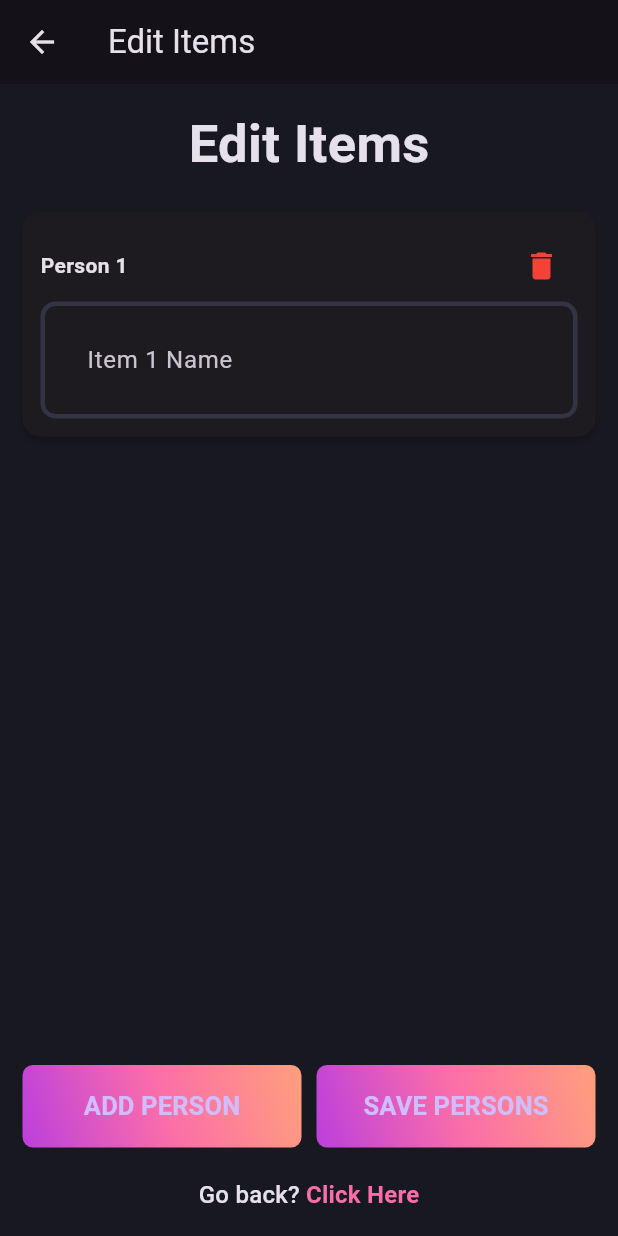
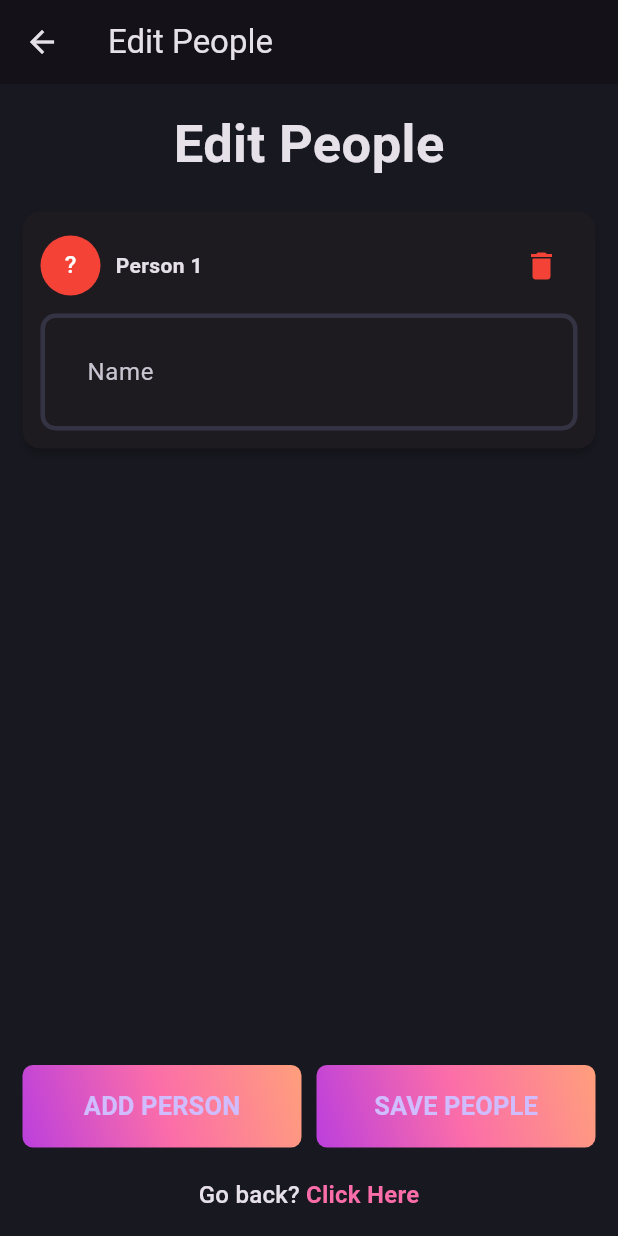
Before and after one commit to pabsromo/money_matcher, a Flutter app: the PersonPage screen opened directly with empty values, after a tap on "ADD PERSON", on a phone screen of 412 x 824 dp. Run offline on Flutter 3.47's test engine with Material 3 defaults, Android fonts, the phone set to English and light mode, and no system bars.

Commit message:
Added item-person matching and person bubbles

```diff
--- a/lib/features/domain/entities/Person.dart
+++ b/lib/features/domain/entities/Person.dart
@@ -1,5 +1,11 @@
+import 'package:flutter/material.dart';
+
 class Person {
   final String name;
+  final Color color;
 
-  Person({required this.name});
+  Person({
+    required this.name,
+    required this.color,
+  });
 }
--- a/lib/features/presentation/edit/pages/person_page.dart
+++ b/lib/features/presentation/edit/pages/person_page.dart
@@ -1,9 +1,7 @@
 import 'package:flutter/material.dart';
 import 'package:money_matcher/features/presentation/edit/widgets/edit_gradient_button.dart';
 import 'package:money_matcher/features/presentation/edit/widgets/edit_field.dart';
-
 import '../../../../core/theme/app_pallete.dart';
-
 import '../../../domain/entities/Person.dart';
 
 class PersonPage extends StatefulWidget {
@@ -20,13 +18,35 @@ class PersonPage extends StatefulWidget {
 class _PersonPageState extends State<PersonPage> {
   final formKey = GlobalKey<FormState>();
   late List<TextEditingController> nameControllers;
+  late List<Color> personColors;
+
+  final List<Color> availableColors = [
+    Colors.red,
+    Colors.blue,
+    Colors.green,
+    Colors.orange,
+    Colors.purple,
+    Colors.teal,
+    Colors.brown,
+    Colors.indigo,
+    Colors.pink,
+    Colors.cyan,
+  ];
 
   @override
   void initState() {
     super.initState();
+
     nameControllers = widget.persons
         .map((person) => TextEditingController(text: person.name))
         .toList();
+
+    personColors = widget.persons.map((p) => p.color).toList();
+
+    // Assign default color if any are missing
+    for (int i = personColors.length; i < nameControllers.length; i++) {
+      personColors.add(_getNextColor());
+    }
   }
 
   @override
@@ -37,11 +57,18 @@ class _PersonPageState extends State<PersonPage> {
     super.dispose();
   }
 
+  Color _getNextColor() {
+    return availableColors[personColors.length % availableColors.length];
+  }
+
   void _savePersons() {
     if (formKey.currentState?.validate() ?? false) {
       final updatedPersons = List.generate(
         nameControllers.length,
-        (i) => Person(name: nameControllers[i].text),
+        (i) => Person(
+          name: nameControllers[i].text,
+          color: personColors[i],
+        ),
       );
       Navigator.pop(context, updatedPersons);
     }
@@ -50,6 +77,7 @@ class _PersonPageState extends State<PersonPage> {
   void _addPerson() {
     setState(() {
       nameControllers.add(TextEditingController());
+      personColors.add(_getNextColor());
     });
   }
 
@@ -57,13 +85,14 @@ class _PersonPageState extends State<PersonPage> {
     setState(() {
       nameControllers[index].dispose();
       nameControllers.removeAt(index);
+      personColors.removeAt(index);
     });
   }
 
   @override
   Widget build(BuildContext context) {
     return Scaffold(
-      appBar: AppBar(title: const Text("Edit Items")),
+      appBar: AppBar(title: const Text("Edit People")),
       body: Padding(
         padding: const EdgeInsets.all(15.0),
         child: Form(
@@ -71,12 +100,10 @@ class _PersonPageState extends State<PersonPage> {
           child: Column(
             children: [
               const Text(
-                'Edit Items',
+                'Edit People',
                 style: TextStyle(fontSize: 35, fontWeight: FontWeight.bold),
               ),
               const SizedBox(height: 20),
-
-              // Scrollable list of item fields
               Expanded(
                 child: SingleChildScrollView(
                   child: Column(
@@ -91,6 +118,20 @@ class _PersonPageState extends State<PersonPage> {
                             children: [
                               Row(
                                 children: [
+                                  CircleAvatar(
+                                    backgroundColor: personColors[index],
+                                    child: Text(
+                                      nameControllers[index]
+                                              .text
+                                              .characters
+                                              .firstOrNull
+                                              ?.toUpperCase() ??
+                                          '?',
+                                      style:
+                                          const TextStyle(color: Colors.white),
+                                    ),
+                                  ),
+                                  const SizedBox(width: 10),
                                   Text("Person ${index + 1}",
                                       style: const TextStyle(
                                           fontWeight: FontWeight.bold)),
@@ -102,8 +143,9 @@ class _PersonPageState extends State<PersonPage> {
                                   ),
                                 ],
                               ),
+                              const SizedBox(height: 8),
                               EditField(
-                                hintText: 'Item ${index + 1} Name',
+                                hintText: 'Name',
                                 controller: nameControllers[index],
                               ),
                             ],
@@ -114,8 +156,6 @@ class _PersonPageState extends State<PersonPage> {
                   ),
                 ),
               ),
-
-              // Buttons: Add + Save
               Row(
                 children: [
                   Expanded(
@@ -127,13 +167,12 @@ class _PersonPageState extends State<PersonPage> {
                   const SizedBox(width: 10),
                   Expanded(
                     child: EditGradientButton(
-                      buttonText: 'SAVE PERSONS',
+                      buttonText: 'SAVE PEOPLE',
                       onPressed: _savePersons,
                     ),
                   ),
                 ],
               ),
-
               const SizedBox(height: 20),
               GestureDetector(
                 onTap: () => Navigator.pop(context),
```
Also changed, not shown: lib/features/domain/entities/Item.dart (+6 -1 lines), lib/features/presentation/summary/pages/summary_page.dart (+28 -3 lines), lib/features/presentation/summary/widgets/EditItemAssociationsDialog.dart (added, +97 -0 lines).
